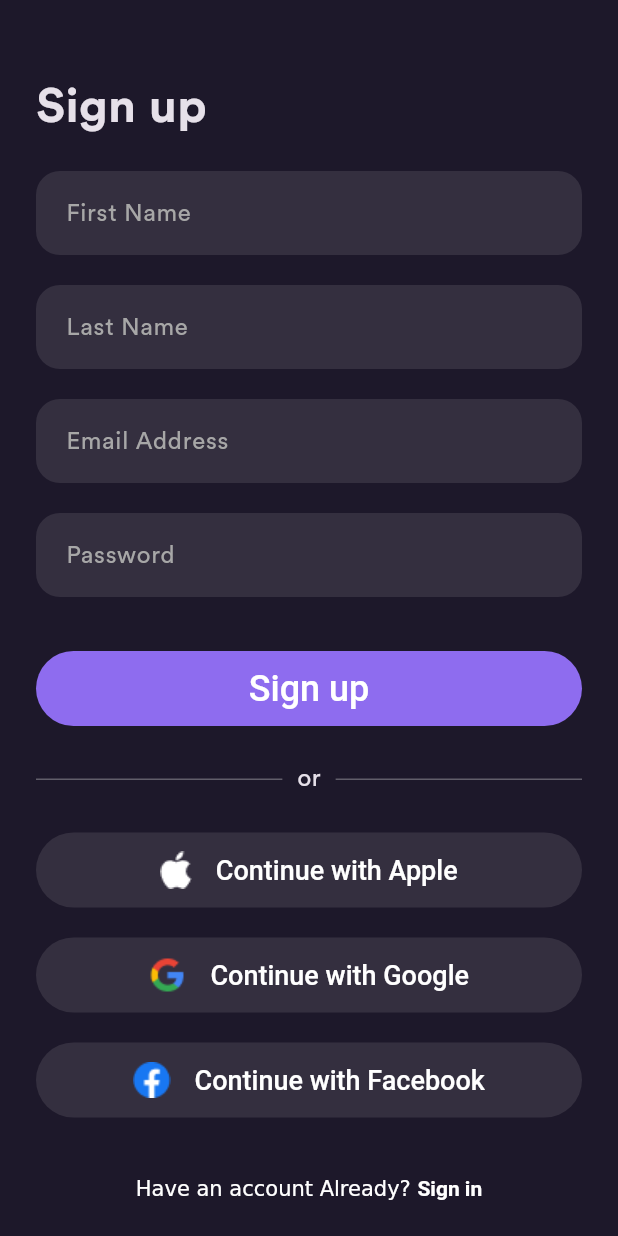
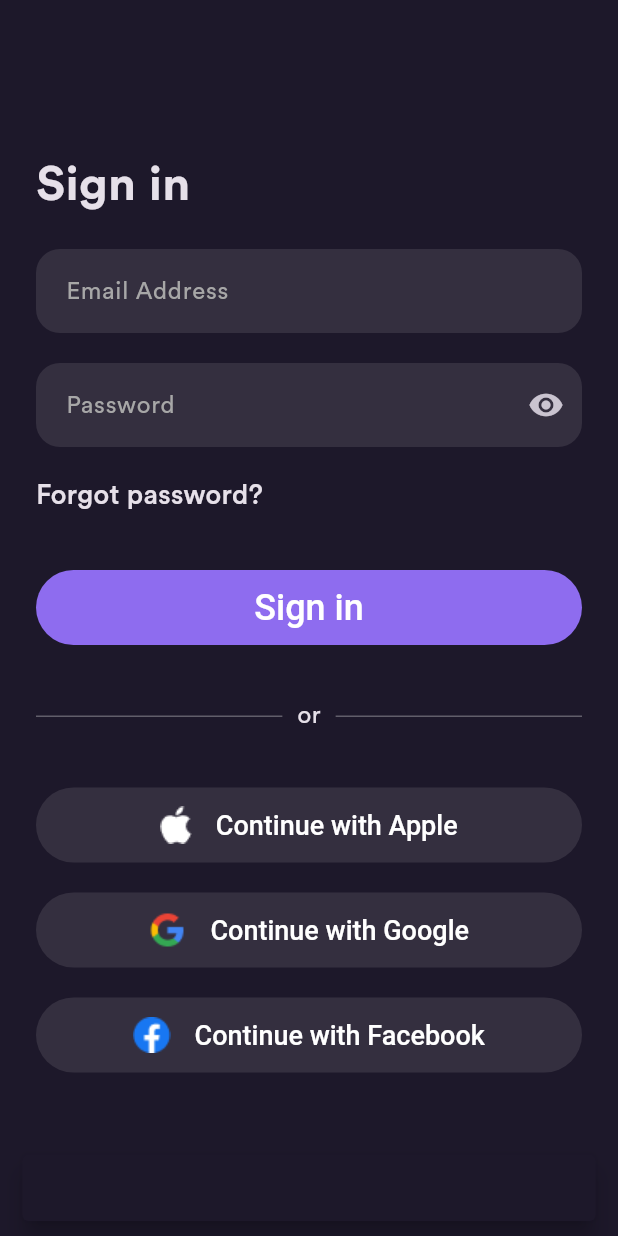
Before and after one commit to AhmedKhaled8907/clot_shop, a Flutter app: the screen it shows after launch, after a tap on "Sign in", on a phone screen of 412 x 824 dp. Run offline on Flutter 3.47's test engine with Material 3 defaults, Android fonts, the phone set to English and light mode, and no system bars; our stand-ins replace cloud_firestore, dartz, firebase_auth, firebase_core, flutter_bloc, flutter_svg and 1 more; accounts and stored records are empty; network calls fail.

Commit message:
finishing sign in auth implementation

```diff
--- a/lib/common/widgets/button/basic_reactive_button.dart
+++ b/lib/common/widgets/button/basic_reactive_button.dart
@@ -9,12 +9,13 @@
   final String title;
   final double? height;
   final Widget? content;
-  const BasicReactiveButton(
-      {required this.onPressed,
+  const BasicReactiveButton({
+    required this.onPressed,
     this.title = '',
     this.height,
     this.content,
-      super.key});
+    super.key,
+  });
 
   @override
   Widget build(BuildContext context) {
@@ -36,7 +37,9 @@
       child: Container(
         height: height ?? 50,
         alignment: Alignment.center,
-            child: const CircularProgressIndicator()));
+        child: const CircularProgressIndicator(),
+      ),
+    );
   }
 
   Widget _initial() {
@@ -49,7 +52,7 @@
           Text(
             title,
             style: const TextStyle(
-              fontSize: 18,
+              fontSize: 24,
               color: Colors.white,
               fontWeight: FontWeight.w500,
             ),
--- /dev/null
+++ b/lib/data/models/user_info_model.dart
@@ -0,0 +1,9 @@
+class UserInfoModel {
+  final String? email;
+  final String? password;
+
+  UserInfoModel({
+    required this.email,
+    required this.password,
+  });
+}
--- a/lib/data/repo/auth_repo_impl.dart
+++ b/lib/data/repo/auth_repo_impl.dart
@@ -1,4 +1,5 @@
 import 'package:clot_shop/data/models/user_creation_req.dart';
+import 'package:clot_shop/data/models/user_info_model.dart';
 import 'package:clot_shop/data/source/auth_firebase_source.dart';
 import 'package:clot_shop/service_locator.dart';
 
@@ -16,4 +17,9 @@
   Future<Either> getAges() async {
     return await sl<AuthFirebaseSource>().getAges();
   }
+
+  @override
+  Future<Either> signin(UserInfoModel user) async {
+    return await sl<AuthFirebaseSource>().signin(user);
+  }
 }
--- a/lib/data/source/auth_firebase_source.dart
+++ b/lib/data/source/auth_firebase_source.dart
@@ -1,3 +1,4 @@
+import 'package:clot_shop/data/models/user_info_model.dart';
 import 'package:cloud_firestore/cloud_firestore.dart';
 import 'package:dartz/dartz.dart';
 import 'package:firebase_auth/firebase_auth.dart';
@@ -7,6 +8,7 @@
 abstract class AuthFirebaseSource {
   Future<Either> signup(UserCreationReq user);
   Future<Either> getAges();
+  Future<Either> signin(UserInfoModel user);
 }
 
 class AuthFirebaseSourceImpl implements AuthFirebaseSource {
@@ -57,4 +59,25 @@
       return const Left('Try again later');
     }
   }
+
+  @override
+  Future<Either> signin(UserInfoModel user) async {
+    try {
+      await auth.signInWithEmailAndPassword(
+        email: user.email!,
+        password: user.password!,
+      );
+      return const Right('Signed In was Successful');
+    } on FirebaseAuthException catch (e) {
+      String message = '';
+      if (e.code == 'invalid-email') {
+        message = 'No user found for that email.';
+      } else if (e.code == 'wrong-password') {
+        message = 'Wrong password provided for that user.';
+      } else if (e.code == 'invalid-credentials') {
+        message = 'Wrong credentials provided for that user.';
+      }
+      return Left(message);
+    }
+  }
 }
--- a/lib/domain/auth/repos/auth_repo.dart
+++ b/lib/domain/auth/repos/auth_repo.dart
@@ -1,7 +1,10 @@
 import 'package:clot_shop/data/models/user_creation_req.dart';
+import 'package:clot_shop/data/models/user_info_model.dart';
 import 'package:dartz/dartz.dart';
 
 abstract class AuthRepo {
   Future<Either> signup(UserCreationReq user);
   Future<Either> getAges();
+  Future<Either> signin(UserInfoModel user);
+
 }
--- /dev/null
+++ b/lib/domain/auth/usecases/signin_usecase.dart
@@ -0,0 +1,13 @@
+import 'package:clot_shop/core/usecases/usecase.dart';
+import 'package:clot_shop/data/models/user_info_model.dart';
+import 'package:dartz/dartz.dart';
+
+import '../../../service_locator.dart';
+import '../repos/auth_repo.dart';
+
+class SigninUsecase extends Usecase<Either, UserInfoModel> {
+  @override
+  Future<Either> call({UserInfoModel? param}) async {
+    return await sl<AuthRepo>().signin(param!);
+  }
+}
--- a/lib/presentation/auth/pages/signin.dart
+++ b/lib/presentation/auth/pages/signin.dart
@@ -1,19 +1,60 @@
+import 'package:clot_shop/common/widgets/button/basic_reactive_button.dart';
 import 'package:clot_shop/common/widgets/button/logo_signin_button.dart';
+import 'package:clot_shop/data/models/user_info_model.dart';
+import 'package:clot_shop/domain/auth/usecases/signin_usecase.dart';
 import 'package:clot_shop/presentation/auth/pages/forgot_password.dart';
 import 'package:clot_shop/presentation/auth/pages/signup.dart';
+import 'package:clot_shop/presentation/home/pages/home_page.dart';
 import 'package:flutter/gestures.dart';
 import 'package:flutter/material.dart';
+import 'package:flutter_bloc/flutter_bloc.dart';
 
+import '../../../common/helper/bloc/button/button_state.dart';
+import '../../../common/helper/bloc/button/button_state_cubit.dart';
+import '../../../common/helper/functions/my_validators.dart';
 import '../../../common/helper/navigator/app_navigator.dart';
-import '../../../common/widgets/button/basic_app_button.dart';
 import '../../../core/configs/assets/assets.dart';
 
-class SigninPage extends StatelessWidget {
+class SigninPage extends StatefulWidget {
   const SigninPage({super.key});
 
   @override
+  State<SigninPage> createState() => _SigninPageState();
+}
+
+class _SigninPageState extends State<SigninPage> {
+  late TextEditingController emailController;
+  late TextEditingController passwordController;
+  final _formKey = GlobalKey<FormState>();
+  late FocusNode emailFocusNode;
+  late FocusNode passwordFocusNode;
+
+  bool isObscure = true;
+
+  @override
+  void initState() {
+    super.initState();
+    emailController = TextEditingController();
+    passwordController = TextEditingController();
+    emailFocusNode = FocusNode();
+    passwordFocusNode = FocusNode();
+  }
+
+  @override
+  void dispose() {
+    emailController.dispose();
+    passwordController.dispose();
+    emailFocusNode.dispose();
+    passwordFocusNode.dispose();
+
+    super.dispose();
+  }
+
+  @override
   Widget build(BuildContext context) {
-    return Scaffold(
+    return BlocProvider(
+      create: (context) => ButtonStateCubit(),
+      child: Scaffold(
         body: Padding(
           padding: const EdgeInsets.only(
             top: 64,
@@ -25,6 +66,24 @@
             slivers: [
               SliverFillRemaining(
                 hasScrollBody: false,
+                child: BlocListener<ButtonStateCubit, ButtonState>(
+                  listener: (context, state) {
+                    if (state is ButtonFailureState) {
+                      var snackBar = SnackBar(
+                        content: Text(state.errorMessage),
+                        behavior: SnackBarBehavior.floating,
+                      );
+                      ScaffoldMessenger.of(context).showSnackBar(snackBar);
+                    }
+                    if (state is ButtonSuccessState) {
+                      AppNavigator.push(
+                        context,
+                        const HomePage(),
+                      );
+                    }
+                  },
+                  child: Form(
+                    key: _formKey,
                     child: Column(
                       crossAxisAlignment: CrossAxisAlignment.start,
                       mainAxisAlignment: MainAxisAlignment.center,
@@ -50,7 +109,10 @@
                       ],
                     ),
                   ),
+                ),
+              ),
             ],
+          ),
         ),
       ),
     );
@@ -64,16 +126,46 @@
   }
 
   Widget _emailField(BuildContext context) {
-    return const TextField(
-      decoration: InputDecoration(hintText: 'Email Address'),
+    return TextFormField(
+      controller: emailController,
+      focusNode: emailFocusNode,
+      decoration: const InputDecoration(
+        hintText: 'Email Address',
+      ),
       keyboardType: TextInputType.emailAddress,
+      validator: (value) {
+        return MyValidators.emailValidator(value);
+      },
+      onFieldSubmitted: (value) {
+        FocusScope.of(context).requestFocus(passwordFocusNode);
+      },
     );
   }
 
   Widget _passwordField(BuildContext context) {
-    return const TextField(
-      decoration: InputDecoration(hintText: 'Password'),
-      keyboardType: TextInputType.emailAddress,
+    return TextFormField(
+      controller: passwordController,
+      focusNode: passwordFocusNode,
+      decoration: InputDecoration(
+        hintText: 'Password',
+        suffixIcon: IconButton(
+          onPressed: () {
+            setState(() {
+              isObscure = !isObscure;
+            });
+          },
+          icon: isObscure
+              ? const Icon(Icons.visibility)
+              : const Icon(Icons.visibility_off),
+        ),
+      ),
+      obscureText: isObscure,
+      validator: (value) {
+        return MyValidators.passwordValidator(value);
+      },
+      onFieldSubmitted: (value) {
+        _signinUser(context);
+      },
     );
   }
 
@@ -96,15 +188,28 @@
   }
 
   Widget _signinButton(BuildContext context) {
-    return BasicAppButton(
+    return Builder(builder: (context) {
+      return BasicReactiveButton(
         onPressed: () {
-        AppNavigator.push(
-          context,
-          const SignupPage(),
-        );
+          _signinUser(context);
         },
         title: 'Sign in',
       );
+    });
+  }
+
+  void _signinUser(BuildContext context) {
+    if (_formKey.currentState!.validate()) {
+      _formKey.currentState!.save();
+      FocusScope.of(context).unfocus();
+      context.read<ButtonStateCubit>().execute(
+            usecase: SigninUsecase(),
+            params: UserInfoModel(
+              email: emailController.text,
+              password: passwordController.text,
+            ),
+          );
+    }
   }
 
   Row _orDivider() {
--- a/lib/service_locator.dart
+++ b/lib/service_locator.dart
@@ -2,6 +2,7 @@
 import 'package:clot_shop/data/source/auth_firebase_source.dart';
 import 'package:clot_shop/domain/auth/repos/auth_repo.dart';
 import 'package:clot_shop/domain/auth/usecases/get_ages_usecase.dart';
+import 'package:clot_shop/domain/auth/usecases/signin_usecase.dart';
 import 'package:clot_shop/domain/auth/usecases/signup_usecase.dart';
 import 'package:get_it/get_it.dart';
 
@@ -23,4 +24,7 @@
   sl.registerSingleton<GetAgesUsecase>(
     GetAgesUsecase(),
   );
+  sl.registerSingleton<SigninUsecase>(
+    SigninUsecase(),
+  );
 }
```
Also changed, not shown: lib/presentation/auth/pages/about_yourself.dart (+13 -2 lines), lib/presentation/auth/pages/forgot_password.dart (+5 -3 lines), lib/presentation/auth/pages/signup.dart (+23 -6 lines), lib/presentation/home/pages/home_page.dart (added, +14 -0 lines). Lines whose indentation alone changed are shown as unchanged.
